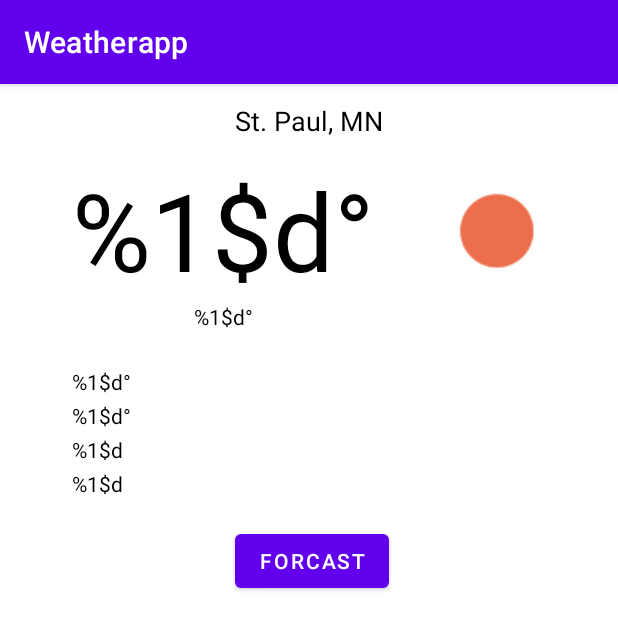
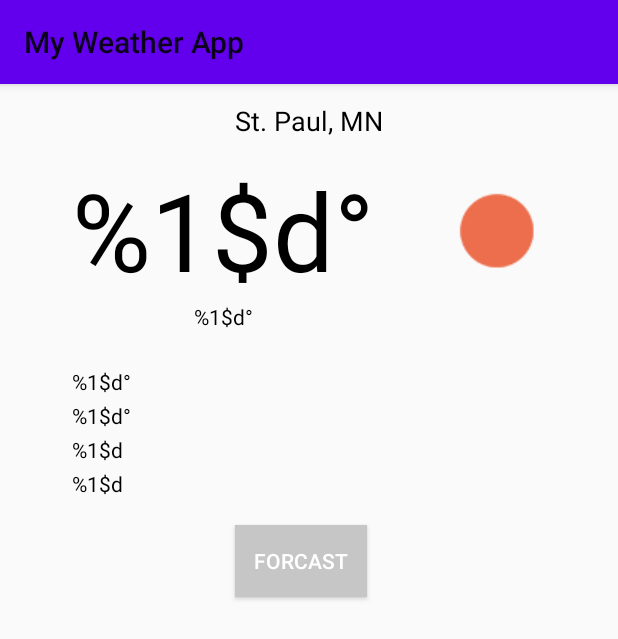
Before and after one commit to Chris-LB/WeatherApp2, an Android app: the screen it shows after launch (MainActivity), on a phone screen of 412 x 824 dp. Shown: the top 639 px of the screen. Run offline under Robolectric (Android 15) with nearby library versions, the phone set to English and light mode, and no system bars; pictures from the network do not load; 2 statements that could not run were skipped.

Commit message:
Assignment 4

```diff
--- a/app/src/main/AndroidManifest.xml
+++ b/app/src/main/AndroidManifest.xml
@@ -12,9 +12,11 @@
         android:theme="@style/Theme.Weatherapp">
         <activity
             android:name=".ForcastActivity"
+            android:label="@string/forcast_activity"
             android:exported="false" />
         <activity
             android:name=".MainActivity"
+            android:label="@string/main_activity"
             android:exported="true">
             <intent-filter>
                 <action android:name="android.intent.action.MAIN" />
--- /dev/null
+++ b/app/src/main/res/drawable/button_color.xml
@@ -0,0 +1,6 @@
+<?xml version="1.0" encoding="utf-8"?>
+<shape android:shape="rectangle" xmlns:android="http://schemas.android.com/apk/res/android">
+
+    <solid android:color="#C6C6C6"/>
+
+</shape>
--- a/app/src/main/res/layout/activity_main.xml
+++ b/app/src/main/res/layout/activity_main.xml
@@ -101,7 +101,9 @@
         android:layout_width="wrap_content"
         android:layout_height="wrap_content"
         android:layout_marginTop="18dp"
+        android:background="@drawable/button_color"
         android:text="@string/Forcast"
+        android:textColor="@color/white"
         android:onClick="openNextView"
         app:layout_constraintStart_toStartOf="@id/city_name"
         app:layout_constraintTop_toBottomOf="@id/pressure"/>
--- a/app/src/main/res/layout/forcast_data.xml
+++ b/app/src/main/res/layout/forcast_data.xml
@@ -65,10 +65,10 @@
         android:layout_width="wrap_content"
         android:layout_height="wrap_content"
         android:textSize="10dp"
-        android:layout_marginEnd="48dp"
+        android:layout_marginEnd="10dp"
         app:layout_constraintTop_toTopOf="@id/sunrise"
         app:layout_constraintBottom_toBottomOf="@id/sunrise"
-        app:layout_constraintStart_toEndOf="@id/max"/>
+        app:layout_constraintEnd_toStartOf="@id/min"/>
 
 
 </androidx.constraintlayout.widget.ConstraintLayout>
--- a/app/src/main/res/values-night/themes.xml
+++ b/app/src/main/res/values-night/themes.xml
@@ -1,6 +1,6 @@
 <resources xmlns:tools="http://schemas.android.com/tools">
     <!-- Base application theme. -->
-    <style name="Theme.Weatherapp" parent="Theme.MaterialComponents.DayNight.DarkActionBar">
+    <style name="Theme.Weatherapp" parent="Theme.AppCompat.Light">
         <!-- Primary brand color. -->
         <item name="colorPrimary">@color/purple_200</item>
         <item name="colorPrimaryVariant">@color/purple_700</item>
--- a/app/src/main/res/values/strings.xml
+++ b/app/src/main/res/values/strings.xml
@@ -1,5 +1,7 @@
 <resources>
     <string name="app_name">Weatherapp</string>
+    <string name="main_activity">My Weather App</string>
+    <string name="forcast_activity">Forecast</string>
     <string name="st_paul_mn">St. Paul, MN</string>
     <string name="temperature">%1$d°</string>
     <string name="feels_like">%1$d°</string>
--- a/app/src/main/res/values/themes.xml
+++ b/app/src/main/res/values/themes.xml
@@ -1,6 +1,6 @@
 <resources xmlns:tools="http://schemas.android.com/tools">
     <!-- Base application theme. -->
-    <style name="Theme.Weatherapp" parent="Theme.MaterialComponents.DayNight.DarkActionBar">
+    <style name="Theme.Weatherapp" parent="Theme.AppCompat.Light">
         <!-- Primary brand color. -->
         <item name="colorPrimary">@color/purple_500</item>
         <item name="colorPrimaryVariant">@color/purple_700</item>
```
